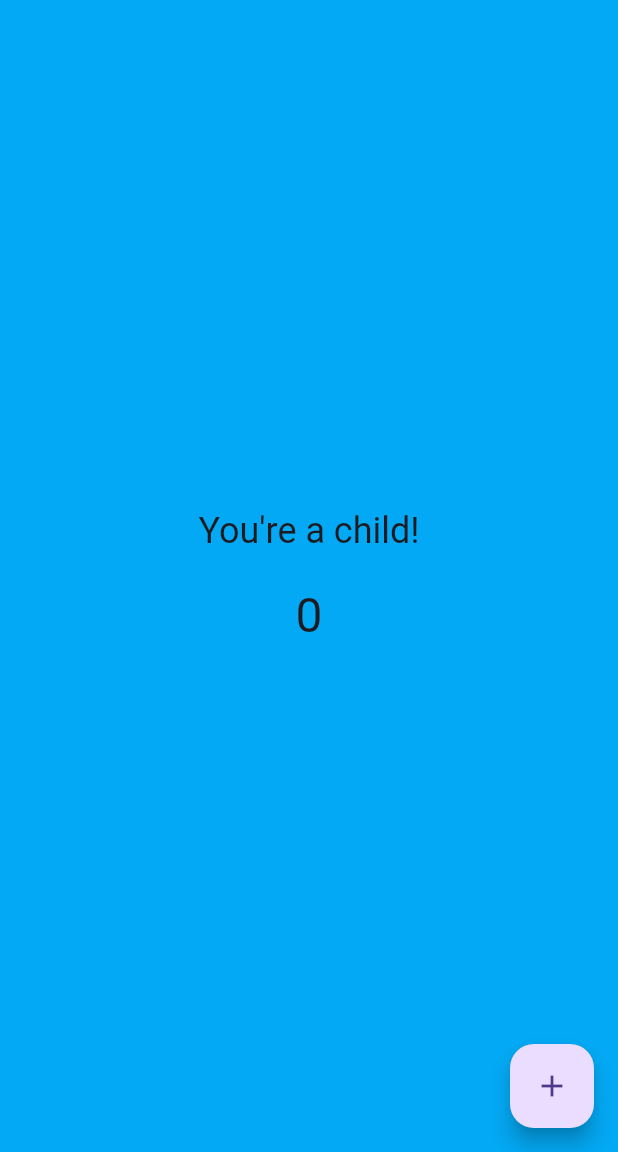
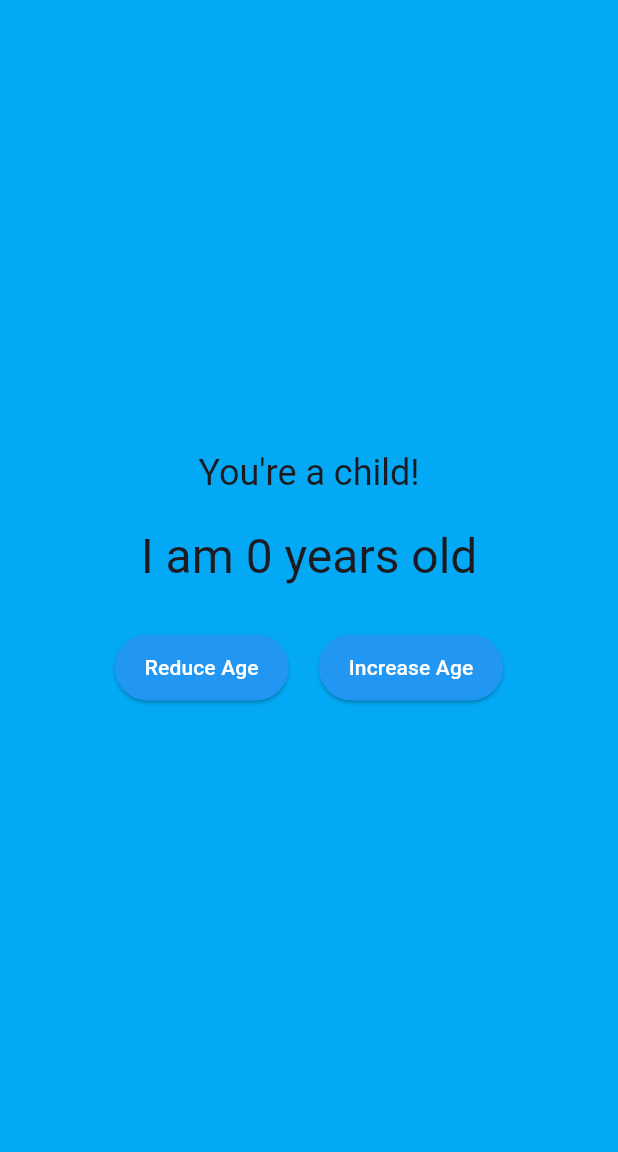
Before and after one commit to FaithNnakwe/milestone_app, a Flutter app: the screen it shows after launch, on a phone screen of 412 x 824 dp, the part 84-1236 px from its top. Run offline on Flutter 3.47's test engine with Material 3 defaults, Android fonts, the light colour scheme and no system bars; missing offline and left inert: window_size.

Commit message:
Added reduce and increase button, did some UI customization as well.

```diff
--- a/lib/main.dart
+++ b/lib/main.dart
@@ -39,6 +39,13 @@ class Counter with ChangeNotifier {
   void increment() {
     value += 1;
     notifyListeners();
+  }
+
+  void decrement() {
+    if (value > 0) {
+      value -= 1;
+      notifyListeners();
+    }
   }
 }
 
@@ -98,19 +105,39 @@ class MyHomePage extends StatelessWidget {
                   ),
                   const SizedBox(height: 20),
                   Text(
-                    '${counter.value}', // Display current age
+                    'I am ${counter.value} years old', // Display current age in sentence format
                     style: Theme.of(context).textTheme.headlineLarge,
+                  ),
+                  const SizedBox(height: 30),
+                  Row(
+                    mainAxisAlignment: MainAxisAlignment.center,
+                    children: [
+                      ElevatedButton(
+                        style: ElevatedButton.styleFrom(
+                          backgroundColor: Colors.blue, // Sets button color to blue
+                          padding: const EdgeInsets.symmetric(horizontal: 20, vertical: 12),
+                        ),
+                        onPressed: () {
+                          context.read<Counter>().decrement();
+                        },
+                        child: const Text('Reduce Age', style: TextStyle(color: Colors.white)),
+                      ),
+                      const SizedBox(width: 20, height: 20,),
+                      ElevatedButton(
+                        style: ElevatedButton.styleFrom(
+                          backgroundColor: Colors.blue, // Sets button color to blue
+                          padding: const EdgeInsets.symmetric(horizontal: 20, vertical: 12),
+                        ),
+                        onPressed: () {
+                          context.read<Counter>().increment();
+                        },
+                        child: const Text('Increase Age',style: TextStyle(color: Colors.white)),
+                      ),
+                    ],
                   ),
                 ],
               ),
             ),
-          ),
-          floatingActionButton: FloatingActionButton(
-            onPressed: () {
-              context.read<Counter>().increment();
-            },
-            tooltip: 'Increment Age',
-            child: const Icon(Icons.add),
           ),
         );
       },
```
